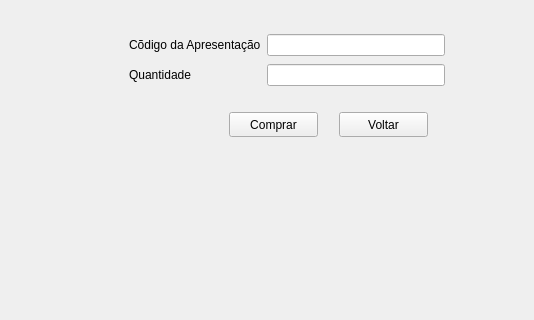
This is ui/viewVendas.ui in PedroAugustoRamalhoDuarte/Trabalho-TP1 as Qt 5 draws it before an edit; both pictures show x 0 to 534 and y 117 to 437 of the 800 by 600 pixel window. The edited form follows.
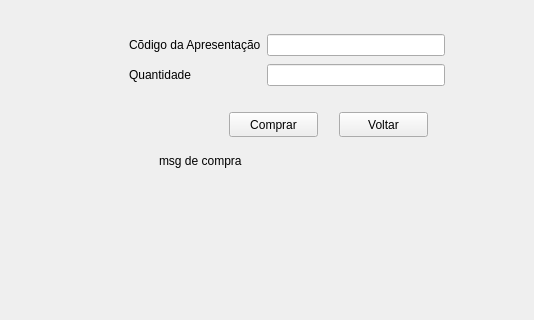
This is the edited form. The open tabs and pages were chosen to show the change.

Commit message: labelCheck: Evento Criado e Venda Concluida

Patch:
```diff
--- a/ui/viewVendas.ui
+++ b/ui/viewVendas.ui
@@ -108,7 +108,7 @@
        <string>Voltar</string>
       </property>
      </widget>
-     <widget class="QWidget" name="">
+     <widget class="QWidget" name="layoutWidget">
       <property name="geometry">
        <rect>
         <x>120</x>
@@ -140,6 +140,19 @@
        </item>
       </layout>
      </widget>
+     <widget class="QLabel" name="labelCompra">
+      <property name="geometry">
+       <rect>
+        <x>150</x>
+        <y>260</y>
+        <width>271</width>
+        <height>17</height>
+       </rect>
+      </property>
+      <property name="text">
+       <string>msg de compra</string>
+      </property>
+     </widget>
     </widget>
     <widget class="QWidget" name="page_3">
      <widget class="QLabel" name="label_5">
```
Left out of the diff: 4 changed lines with no effect on the pictures. The commit also changes 9 other files.
